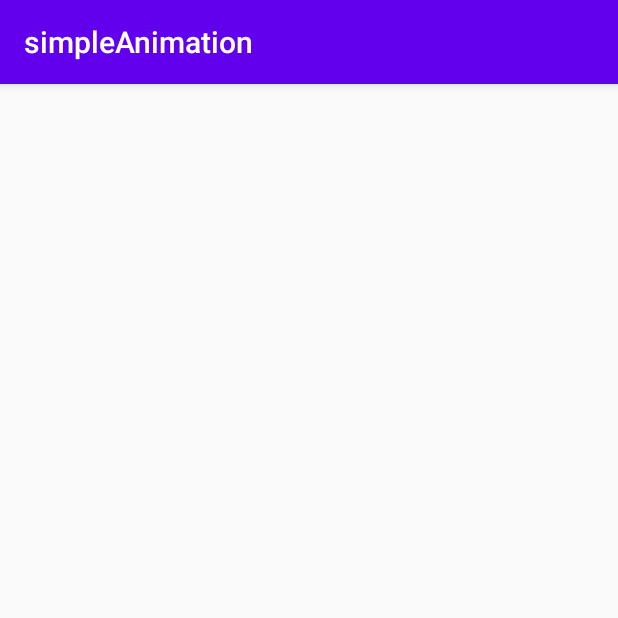
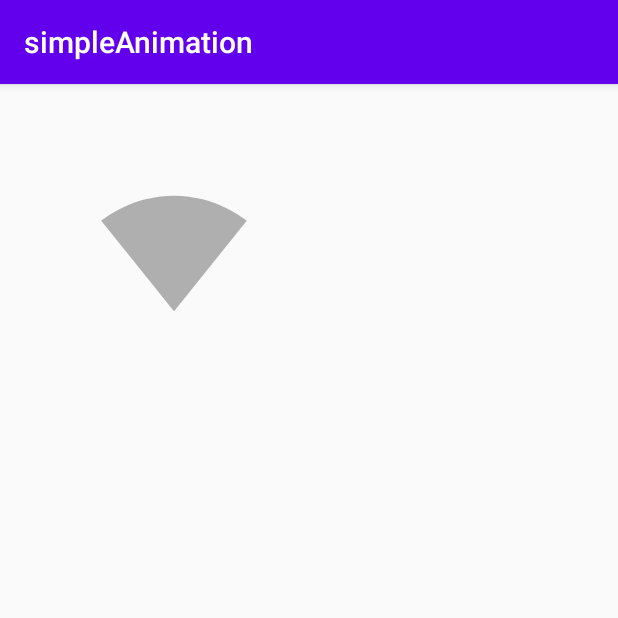
Before and after one commit to gordon-cs/cps350-2020-api-animations_transitions-hagen, an Android app: the screen it shows after launch (MainActivity), on a phone screen of 412 x 824 dp, the top half of it. Run offline under Robolectric (Android 15) with nearby library versions, the phone set to English and light mode, and no system bars.

Commit message:
adding animation demo

```diff
--- a/simpleAnimation/app/src/main/java/com/example/simpleanimation/MainActivity.java
+++ b/simpleAnimation/app/src/main/java/com/example/simpleanimation/MainActivity.java
@@ -2,13 +2,28 @@ package com.example.simpleanimation;
 
 import androidx.appcompat.app.AppCompatActivity;
 
+import android.graphics.drawable.AnimatedImageDrawable;
+import android.graphics.drawable.AnimationDrawable;
 import android.os.Bundle;
+import android.widget.ImageView;
 
 public class MainActivity extends AppCompatActivity {
+    AnimationDrawable wifiAnimation;
 
     @Override
     protected void onCreate(Bundle savedInstanceState) {
         super.onCreate(savedInstanceState);
         setContentView(R.layout.activity_main);
+
+        ImageView imageView = (ImageView)findViewById(R.id.image);
+        imageView.setBackgroundResource(R.drawable.animation);
+        wifiAnimation = (AnimationDrawable) imageView.getBackground();
+
+    }
+
+    @Override
+    public void onWindowFocusChanged(boolean hasFocus) {
+        super.onWindowFocusChanged(hasFocus);
+        wifiAnimation.start();
     }
 }
--- a/simpleAnimation/app/src/main/res/layout/activity_main.xml
+++ b/simpleAnimation/app/src/main/res/layout/activity_main.xml
@@ -8,11 +8,16 @@
 
     <ImageView
         android:id="@+id/image"
-        android:layout_width="250dp"
-        android:layout_height="250dp"
+        android:layout_width="100dp"
+        android:layout_height="100dp"
         app:layout_constraintBottom_toBottomOf="parent"
+        app:layout_constraintEnd_toEndOf="parent"
+        app:layout_constraintHorizontal_bias="0.212"
         app:layout_constraintLeft_toLeftOf="parent"
         app:layout_constraintRight_toRightOf="parent"
-        app:layout_constraintTop_toTopOf="parent" />
+        app:layout_constraintStart_toStartOf="parent"
+        app:layout_constraintTop_toTopOf="parent"
+        app:layout_constraintVertical_bias="0.093" />
+
 
 </androidx.constraintlayout.widget.ConstraintLayout>
```
